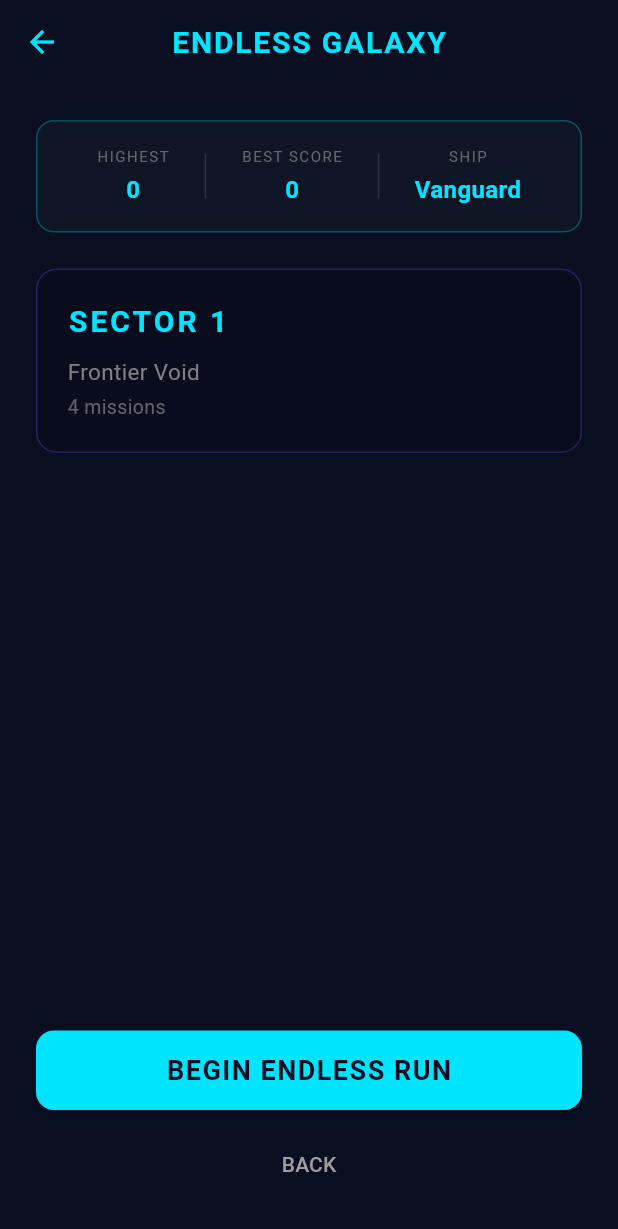
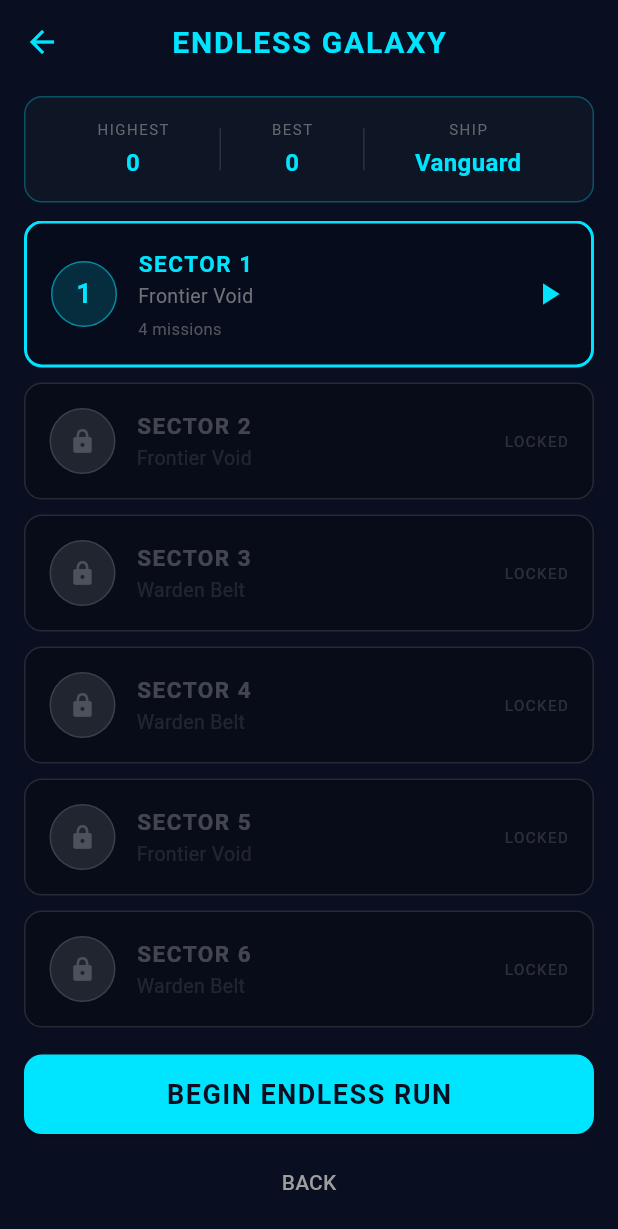
Before and after one commit to serge2day/galaxy_shoot, a Flutter app: the EndlessEntryScreen screen opened directly, on a phone screen of 412 x 824 dp. Shown: the top 1229 px of the screen. Run offline on Flutter 3.47's test engine with Material 3 defaults, Android fonts, the phone set to English and light mode, and no system bars; our stand-ins replace flutter_riverpod, shared_preferences; missing offline and left inert: flame; accounts and stored records are empty.

Commit message:
Show 8 sectors in Endless entry screen (1 active + 7 locked)
Endless Galaxy entry now shows a scrollable list of upcoming sectors
instead of just one. The current sector is highlighted and tappable,
future sectors appear greyed out with LOCKED label and lock icon.

Each sector card shows: number, biome name, mission count (active only),
and modifier names (active only). Locked sectors show biome preview
but are not interactive.

Makes the mode feel like a deep progression ladder, not just one level.

https://claude.ai/code/session_019eqVE7nJo9XCTT7qLE4hj2

```diff
--- a/lib/features/endless/presentation/endless_entry_screen.dart
+++ b/lib/features/endless/presentation/endless_entry_screen.dart
@@ -4,6 +4,7 @@ import 'package:flutter_riverpod/flutter_riverpod.dart';
 import '../../../app/providers.dart';
 import '../../../app/theme/app_theme.dart';
 import '../domain/biome_definition.dart';
+import '../domain/sector_definition.dart';
 import '../generation/sector_generator.dart';
 
 class EndlessEntryScreen extends ConsumerWidget {
@@ -15,23 +16,22 @@ class EndlessEntryScreen extends ConsumerWidget {
     final shipDef = ref.watch(selectedShipDefinitionProvider);
     final nextSector = endlessProgress.highestSector + 1;
 
-    // Preview the next sector
-    final preview = SectorGenerator.generate(
-      sectorNumber: nextSector,
-      seed: 42,
-    );
-    final biome = BiomeRegistry.getById(preview.biome);
+    // Generate previews for current + upcoming sectors
+    final sectors = <SectorDefinition>[];
+    for (int i = nextSector; i <= nextSector + 7; i++) {
+      sectors.add(SectorGenerator.generate(sectorNumber: i, seed: 42));
+    }
 
     return Scaffold(
       appBar: AppBar(title: const Text('ENDLESS GALAXY')),
       body: SafeArea(
-        child: Padding(
-          padding: const EdgeInsets.all(24),
         child: Column(
           children: [
-              // Record display
-              Container(
-                padding: const EdgeInsets.all(16),
+            // Record bar
+            Padding(
+              padding: const EdgeInsets.fromLTRB(16, 8, 16, 12),
+              child: Container(
+                padding: const EdgeInsets.all(14),
                 decoration: BoxDecoration(
                   borderRadius: BorderRadius.circular(12),
                   color: const Color(0xFF0E1525),
@@ -43,93 +43,56 @@ class EndlessEntryScreen extends ConsumerWidget {
                   mainAxisAlignment: MainAxisAlignment.spaceEvenly,
                   children: [
                     _statCol('HIGHEST', '${endlessProgress.highestSector}'),
-                    Container(width: 1, height: 30, color: Colors.white12),
-                    _statCol('BEST SCORE', '${endlessProgress.bestScore}'),
-                    Container(width: 1, height: 30, color: Colors.white12),
+                    Container(width: 1, height: 28, color: Colors.white12),
+                    _statCol('BEST', '${endlessProgress.bestScore}'),
+                    Container(width: 1, height: 28, color: Colors.white12),
                     _statCol('SHIP', shipDef.displayName),
                   ],
                 ),
               ),
-              const SizedBox(height: 24),
-              // Sector preview
-              Container(
-                width: double.infinity,
-                padding: const EdgeInsets.all(20),
-                decoration: BoxDecoration(
-                  borderRadius: BorderRadius.circular(14),
-                  color: biome.bgTint.withValues(alpha: 0.5),
-                  border: Border.all(
-                    color: AppTheme.accentColor.withValues(alpha: 0.3),
+            ),
+            // Sector list
+            Expanded(
+              child: ListView.separated(
+                padding: const EdgeInsets.symmetric(horizontal: 16),
+                itemCount: sectors.length,
+                separatorBuilder: (context, index) => const SizedBox(height: 10),
+                itemBuilder: (context, index) {
+                  final sector = sectors[index];
+                  final isActive = index == 0;
+                  final isLocked = index > 0;
+                  final biome = BiomeRegistry.getById(sector.biome);
+
+                  return _SectorCard(
+                    sector: sector,
+                    biome: biome,
+                    isActive: isActive,
+                    isLocked: isLocked,
+                    onTap: isActive
+                        ? () => Navigator.of(context).pop(sector)
+                        : null,
+                  );
+                },
               ),
             ),
+            // Bottom buttons
+            Padding(
+              padding: const EdgeInsets.fromLTRB(16, 8, 16, 12),
               child: Column(
-                  crossAxisAlignment: CrossAxisAlignment.start,
                 children: [
-                    Text(
-                      'SECTOR $nextSector',
-                      style: const TextStyle(
-                        fontSize: 20,
-                        fontWeight: FontWeight.bold,
-                        color: AppTheme.primaryColor,
-                        letterSpacing: 2,
+                  SizedBox(
+                    width: double.infinity,
+                    child: ElevatedButton(
+                      onPressed: () =>
+                          Navigator.of(context).pop(sectors.first),
+                      child: Text(
+                        nextSector == 1
+                            ? 'BEGIN ENDLESS RUN'
+                            : 'ENTER SECTOR $nextSector',
+                      ),
                     ),
                   ),
                   const SizedBox(height: 8),
-                    Text(
-                      biome.id.displayName,
-                      style: TextStyle(
-                        fontSize: 15,
-                        color: AppTheme.textSecondary.withValues(alpha: 0.8),
-                      ),
-                    ),
-                    const SizedBox(height: 4),
-                    Text(
-                      '${preview.missionCount} missions',
-                      style: TextStyle(
-                        fontSize: 13,
-                        color: AppTheme.textSecondary.withValues(alpha: 0.6),
-                      ),
-                    ),
-                    if (preview.modifiers.isNotEmpty) ...[
-                      const SizedBox(height: 12),
-                      Wrap(
-                        spacing: 8,
-                        children: preview.modifiers.map((m) {
-                          return Chip(
-                            label: Text(
-                              m.displayName,
-                              style: const TextStyle(
-                                fontSize: 11,
-                                color: Colors.white,
-                              ),
-                            ),
-                            backgroundColor: AppTheme.accentColor.withValues(
-                              alpha: 0.3,
-                            ),
-                            padding: EdgeInsets.zero,
-                            materialTapTargetSize:
-                                MaterialTapTargetSize.shrinkWrap,
-                          );
-                        }).toList(),
-                      ),
-                    ],
-                  ],
-                ),
-              ),
-              const Spacer(),
-              // Start button
-              SizedBox(
-                width: double.infinity,
-                child: ElevatedButton(
-                  onPressed: () => Navigator.of(context).pop(preview),
-                  child: Text(
-                    nextSector == 1
-                        ? 'BEGIN ENDLESS RUN'
-                        : 'CONTINUE TO SECTOR $nextSector',
-                  ),
-                ),
-              ),
-              const SizedBox(height: 12),
                   TextButton(
                     onPressed: () => Navigator.of(context).pop(null),
                     child: const Text(
@@ -139,6 +102,8 @@ class EndlessEntryScreen extends ConsumerWidget {
                   ),
                 ],
               ),
+            ),
+          ],
         ),
       ),
     );
@@ -168,3 +133,154 @@ class EndlessEntryScreen extends ConsumerWidget {
     );
   }
 }
+
+class _SectorCard extends StatelessWidget {
+  final SectorDefinition sector;
+  final BiomeDefinition biome;
+  final bool isActive;
+  final bool isLocked;
+  final VoidCallback? onTap;
+
+  const _SectorCard({
+    required this.sector,
+    required this.biome,
+    required this.isActive,
+    required this.isLocked,
+    this.onTap,
+  });
+
+  @override
+  Widget build(BuildContext context) {
+    final borderColor = isActive
+        ? AppTheme.primaryColor
+        : isLocked
+            ? Colors.white12
+            : AppTheme.accentColor.withValues(alpha: 0.4);
+
+    final bgColor = isActive
+        ? biome.bgTint.withValues(alpha: 0.6)
+        : const Color(0xFF080C18);
+
+    return GestureDetector(
+      onTap: onTap,
+      child: Container(
+        padding: const EdgeInsets.all(16),
+        decoration: BoxDecoration(
+          borderRadius: BorderRadius.circular(12),
+          border: Border.all(color: borderColor, width: isActive ? 2 : 1),
+          color: bgColor,
+        ),
+        child: Row(
+          children: [
+            // Sector number circle
+            Container(
+              width: 44,
+              height: 44,
+              decoration: BoxDecoration(
+                shape: BoxShape.circle,
+                color: isActive
+                    ? AppTheme.primaryColor.withValues(alpha: 0.15)
+                    : Colors.white10,
+                border: Border.all(
+                  color: isActive
+                      ? AppTheme.primaryColor.withValues(alpha: 0.5)
+                      : Colors.white12,
+                ),
+              ),
+              child: Center(
+                child: isLocked
+                    ? Icon(Icons.lock,
+                        size: 18,
+                        color: Colors.white.withValues(alpha: 0.2))
+                    : Text(
+                        '${sector.sectorNumber}',
+                        style: TextStyle(
+                          fontSize: 18,
+                          fontWeight: FontWeight.bold,
+                          color: isActive
+                              ? AppTheme.primaryColor
+                              : Colors.white38,
+                        ),
+                      ),
+              ),
+            ),
+            const SizedBox(width: 14),
+            // Sector info
+            Expanded(
+              child: Column(
+                crossAxisAlignment: CrossAxisAlignment.start,
+                children: [
+                  Text(
+                    'SECTOR ${sector.sectorNumber}',
+                    style: TextStyle(
+                      fontSize: 15,
+                      fontWeight: FontWeight.bold,
+                      letterSpacing: 1,
+                      color: isActive
+                          ? AppTheme.primaryColor
+                          : isLocked
+                              ? Colors.white24
+                              : AppTheme.textPrimary,
+                    ),
+                  ),
+                  const SizedBox(height: 2),
+                  Text(
+                    biome.id.displayName,
+                    style: TextStyle(
+                      fontSize: 13,
+                      color: isLocked
+                          ? Colors.white.withValues(alpha: 0.1)
+                          : AppTheme.textSecondary.withValues(alpha: 0.7),
+                    ),
+                  ),
+                  if (isActive) ...[
+                    const SizedBox(height: 4),
+                    Text(
+                      '${sector.missionCount} missions',
+                      style: TextStyle(
+                        fontSize: 11,
+                        color:
+                            AppTheme.textSecondary.withValues(alpha: 0.5),
+                      ),
+                    ),
+                  ],
+                ],
+              ),
+            ),
+            // Modifiers / locked indicator
+            if (isActive && sector.modifiers.isNotEmpty)
+              Column(
+                crossAxisAlignment: CrossAxisAlignment.end,
+                children: sector.modifiers
+                    .take(2)
+                    .map((m) => Padding(
+                          padding: const EdgeInsets.only(bottom: 2),
+                          child: Text(
+                            m.displayName,
+                            style: TextStyle(
+                              fontSize: 10,
+                              color: AppTheme.accentColor
+                                  .withValues(alpha: 0.7),
+                            ),
+                          ),
+                        ))
+                    .toList(),
+              )
+            else if (isLocked)
+              Text(
+                'LOCKED',
+                style: TextStyle(
+                  fontSize: 10,
+                  letterSpacing: 1,
+                  color: Colors.white.withValues(alpha: 0.15),
+                ),
+              )
+            else if (isActive)
+              const Icon(Icons.play_arrow,
+                  color: AppTheme.primaryColor, size: 24),
+          ],
+        ),
+      ),
+    );
+  }
+}
```
Lines whose indentation alone changed are shown as unchanged.
